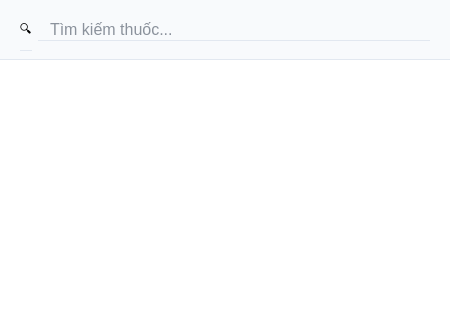
Qt form Ui Qt/search.ui (Des1r3d/KiThuatLapTrinhNhom3) before a commit; both pictures show x 0 to 450 and y 0 to 320 of the 450 by 500 pixel window.
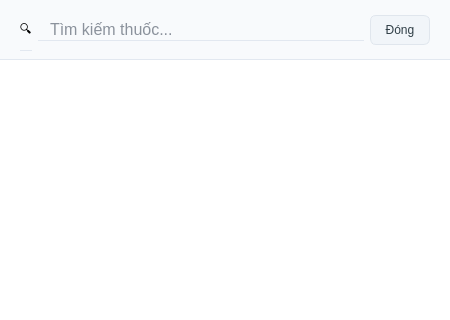
The same form after that commit.

Diff of the .ui file:
```diff
--- a/Ui Qt/search.ui
+++ b/Ui Qt/search.ui
@@ -35,6 +35,14 @@
       <property name="rightMargin"><number>20</number></property>
       <item><widget class="QLabel" name="lbl_icon"><property name="text"><string>🔍</string></property></widget></item>
       <item><widget class="QLineEdit" name="txt_search"><property name="placeholderText"><string>Tìm kiếm thuốc...</string></property></widget></item>
+      <item>
+       <widget class="QPushButton" name="btn_close">
+        <property name="text"><string>Đóng</string></property>
+        <property name="minimumSize"><size><width>60</width><height>30</height></size></property>
+        <property name="maximumSize"><size><width>60</width><height>30</height></size></property>
+        <property name="styleSheet"><string notr="true">QPushButton { background-color: #F1F5F9; color: #2F3E46; border: 1px solid #E0E6ED; border-radius: 6px; font-size: 12px; } QPushButton:hover { border-color: #2563EB; color: #2563EB; }</string></property>
+       </widget>
+      </item>
      </layout>
     </widget>
    </item>
```
